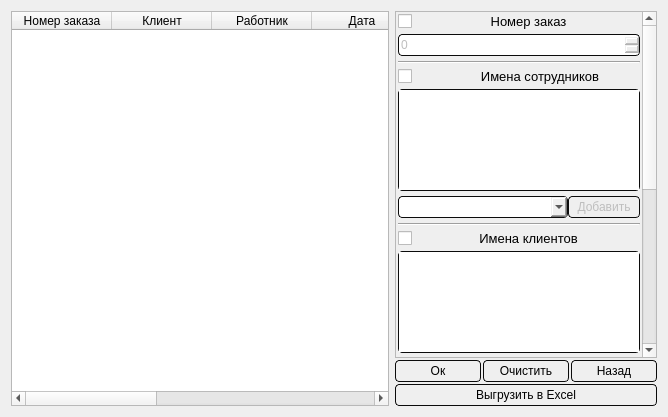
Above: code/form_for_show_data.ui from Alex-Sidorov/SEFOLL before the change. Below: the same form after it.
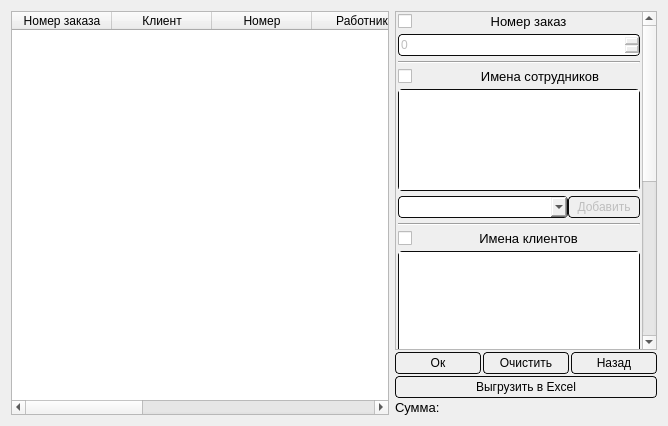
That is the form after the change.

Patch:
```diff
--- a/code/form_for_show_data.ui
+++ b/code/form_for_show_data.ui
@@ -7,7 +7,7 @@
     <x>0</x>
     <y>0</y>
     <width>668</width>
-    <height>417</height>
+    <height>426</height>
    </rect>
   </property>
   <property name="windowTitle">
@@ -64,6 +64,11 @@
        <string>Клиент</string>
       </property>
      </column>
+     <column>
+      <property name="text">
+       <string>Номер</string>
+      </property>
+     </column>
      <column>
       <property name="text">
        <string>Работник</string>
@@ -779,6 +784,18 @@
        </property>
       </widget>
      </item>
+     <item>
+      <widget class="QLabel" name="sumOrders">
+       <property name="font">
+        <font>
+         <pointsize>10</pointsize>
+        </font>
+       </property>
+       <property name="text">
+        <string>Сумма: </string>
+       </property>
+      </widget>
+     </item>
     </layout>
    </item>
   </layout>
```
